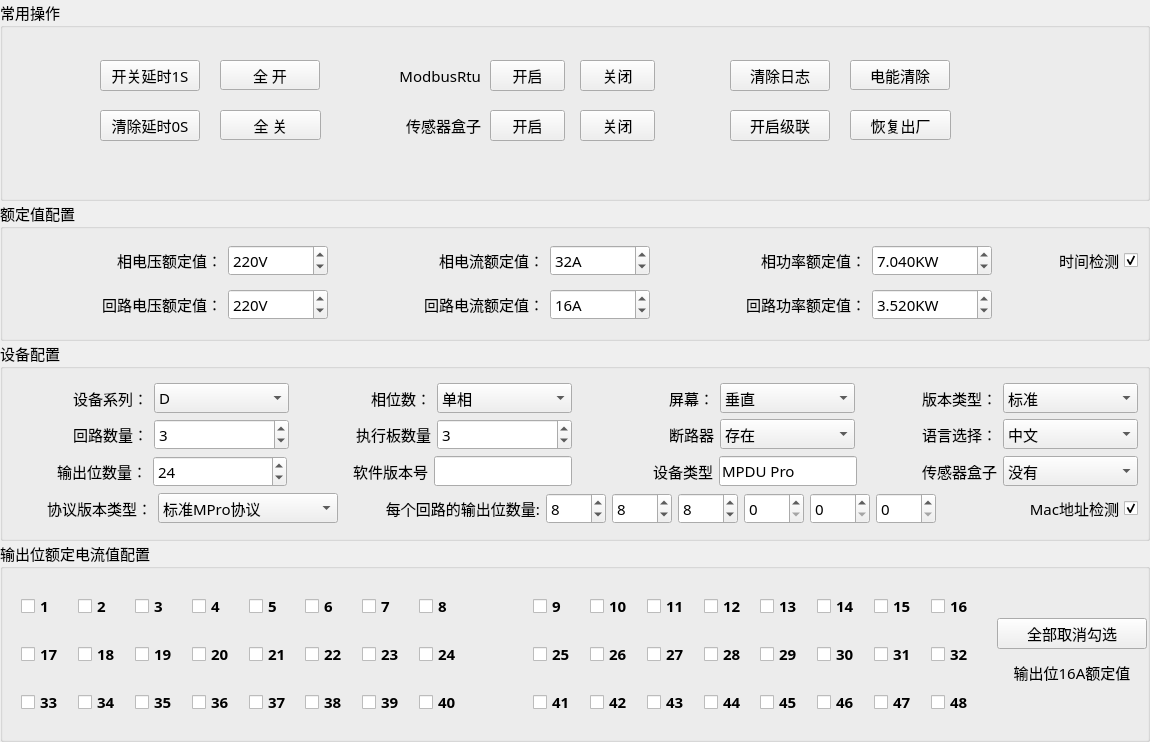
ChinaClever/MPro-Tools, file mpro_qc/home/home_devwid.ui: the form before one commit.
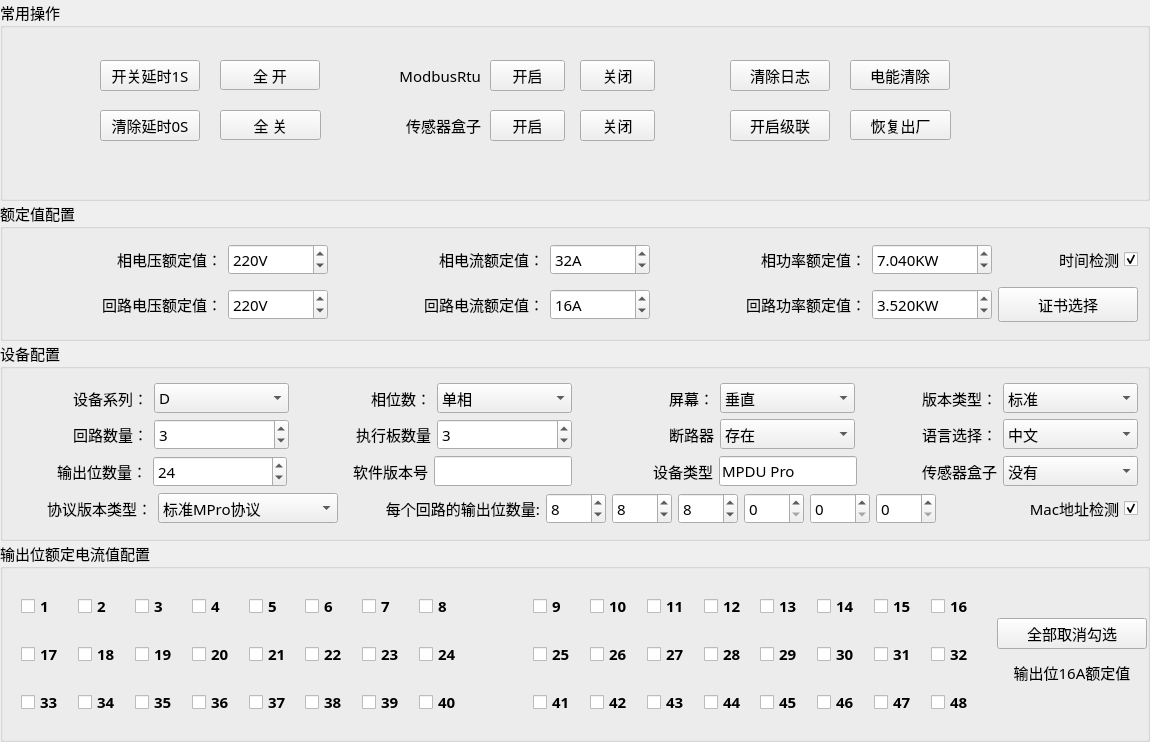
The form after the commit.

The edit to the form file:
```diff
--- a/mpro_qc/home/home_devwid.ui
+++ b/mpro_qc/home/home_devwid.ui
@@ -438,6 +438,22 @@
         </property>
        </widget>
       </item>
+      <item row="1" column="6">
+       <widget class="QPushButton" name="tlsBtn">
+        <property name="minimumSize">
+         <size>
+          <width>0</width>
+          <height>35</height>
+         </size>
+        </property>
+        <property name="layoutDirection">
+         <enum>Qt::LeftToRight</enum>
+        </property>
+        <property name="text">
+         <string>证书选择</string>
+        </property>
+       </widget>
+      </item>
      </layout>
     </widget>
    </item>
```
